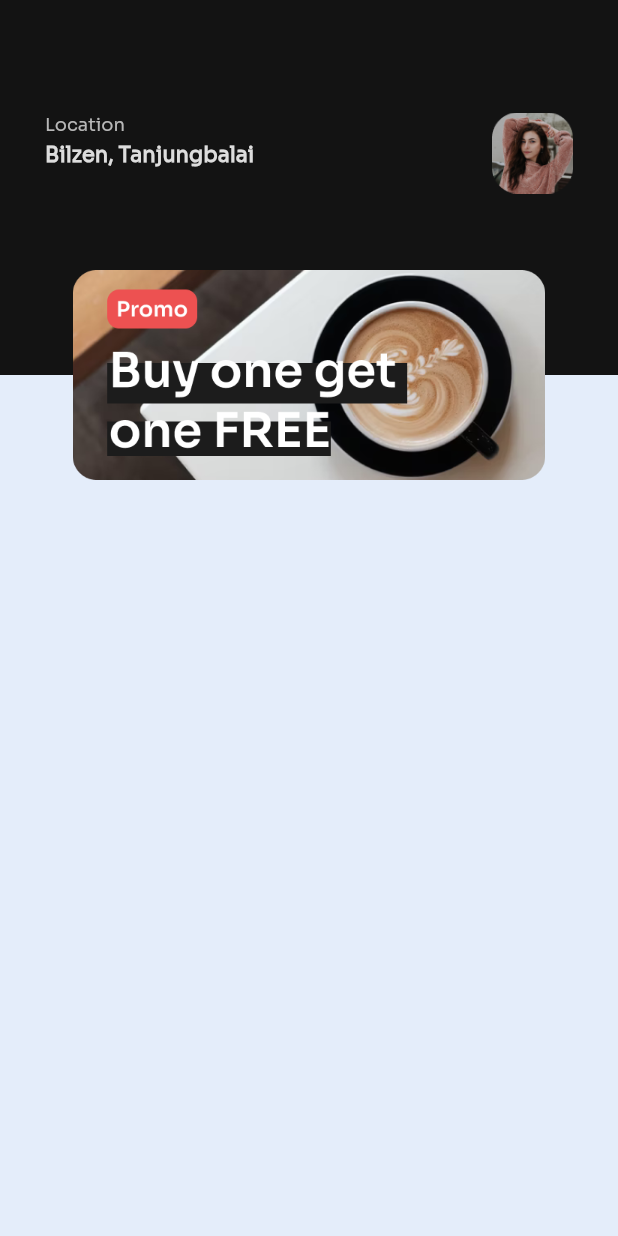
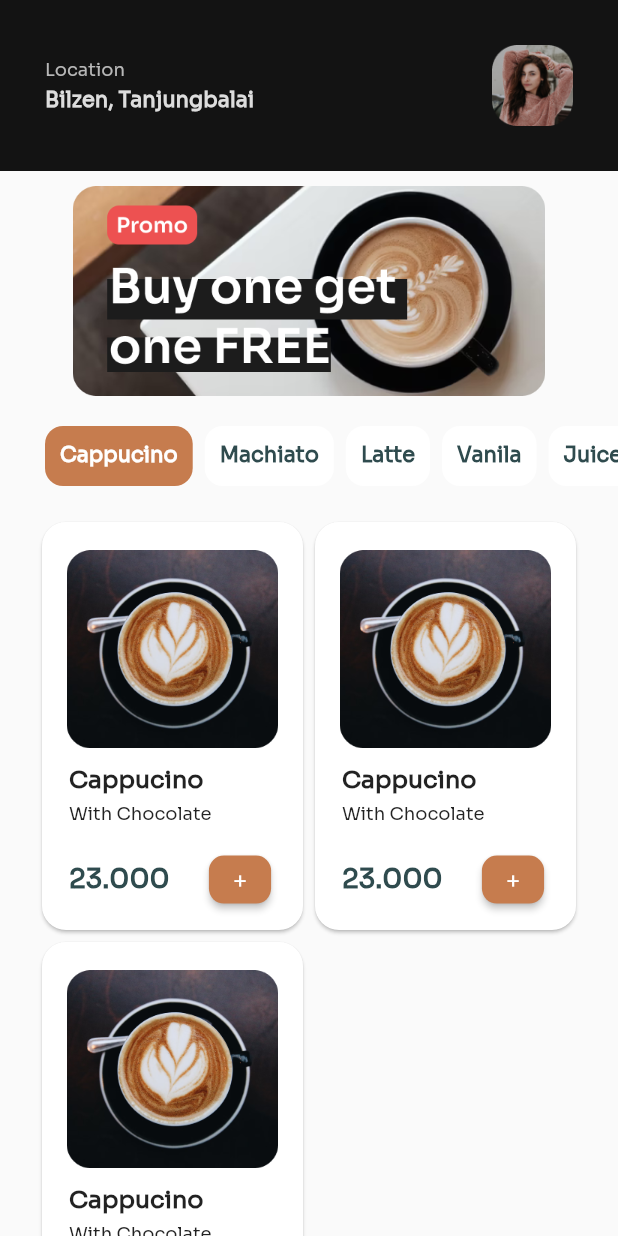
Before and after one commit to fadelmvi/coffee-shop-app, a Flutter app: the screen it shows after launch, on a phone screen of 412 x 824 dp. Run offline on Flutter 3.47's test engine with Material 2 defaults, Android fonts, the phone set to English and light mode, and no system bars.

Commit message:
add home screen

```diff
--- a/lib/main.dart
+++ b/lib/main.dart
@@ -1,3 +1,4 @@
+import 'package:coffee_shop_app/screens/home.dart';
 import 'package:flutter/material.dart';
 
 void main() => runApp(const MyApp());
@@ -13,78 +14,7 @@ class MyApp extends StatelessWidget {
       theme: ThemeData(
         fontFamily: 'Sora',
       ),
-      home: Scaffold(
-        body: Stack(
-          children: [
-            Container(
-              color: Color(0xFF131313),
-              child: Container(
-                margin:
-                    EdgeInsets.only(left: 30, right: 30, top: 75, bottom: 100),
-                child: Row(
-                  mainAxisAlignment: MainAxisAlignment.spaceBetween,
-                  children: [
-                    Column(
-                      crossAxisAlignment: CrossAxisAlignment.start,
-                      children: [
-                        Padding(
-                          padding: EdgeInsets.only(bottom: 4),
-                          child: Text(
-                            'Location',
-                            style: TextStyle(
-                              fontSize: 12,
-                              color: Color(0xFFB7B7B7),
-                            ),
-                          ),
-                        ),
-                        Text(
-                          'Bilzen, Tanjungbalai',
-                          style: TextStyle(
-                            fontSize: 14,
-                            fontWeight: FontWeight.bold,
-                            color: Color(0xFFDDDDDD),
-                          ),
-                        ),
-                      ],
-                    ),
-                    Column(
-                      children: [
-                        Image.asset(
-                          'images/profile.png',
-                          width: 54,
-                          height: 54,
-                        ),
-                      ],
-                    ),
-                  ],
-                ),
-              ),
-            ),
-            Positioned(
-              top: 250,
-              bottom: 0,
-              left: 0,
-              right: 0,
-              child: Container(
-                color: Color(0xFFE4EDFA),
-              ),
-            ),
-            Positioned(
-              top: 170,
-              left: 0,
-              right: 0,
-              child: Container(
-                margin: EdgeInsets.only(top: 10),
-                child: Image.asset(
-                  'images/promo.png',
-                  width: 315,
-                  height: 140,
-                ),
-              ),
-            ),
-          ],
-        ),
-      ),
+      home: Home(),
     );
   }
 }
--- /dev/null
+++ b/lib/models/menu.dart
@@ -0,0 +1,42 @@
+class Menu {
+  String name;
+  String caption;
+  String description;
+  String price;
+  String imageAssets;
+
+  Menu({
+    required this.name,
+    required this.caption,
+    required this.description,
+    required this.price,
+    required this.imageAssets,
+  });
+}
+
+var menuList = [
+  Menu(
+    name: 'Cappucino',
+    caption: 'With Chocolate',
+    description:
+        'A cappuccino is an approximately 150 ml (5oz) beverage, with 25 ml of espresso coffee and 85 ml of fresh milk.',
+    price: '23.000',
+    imageAssets: 'assets/images/coffee.png',
+  ),
+   Menu(
+    name: 'Cappucino',
+    caption: 'With Chocolate',
+    description:
+        'A cappuccino is an approximately 150 ml (5oz) beverage, with 25 ml of espresso coffee and 85 ml of fresh milk.',
+    price: '23.000',
+    imageAssets: 'assets/images/coffee.png',
+  ),
+   Menu(
+    name: 'Cappucino',
+    caption: 'With Chocolate',
+    description:
+        'A cappuccino is an approximately 150 ml (5oz) beverage, with 25 ml of espresso coffee and 85 ml of fresh milk.',
+    price: '23.000',
+    imageAssets: 'assets/images/coffee.png',
+  ),
+];
--- /dev/null
+++ b/lib/screens/home.dart
@@ -0,0 +1,297 @@
+import 'package:coffee_shop_app/models/menu.dart';
+import 'package:flutter/material.dart';
+
+class Home extends StatelessWidget {
+  const Home({Key? key}) : super(key: key);
+
+  @override
+  Widget build(BuildContext context) {
+    return Scaffold(
+      body: SafeArea(
+        child: SingleChildScrollView(
+          child: Column(
+            children: [
+              Container(
+                color: Color(0xFF131313),
+                child: Container(
+                  margin:
+                      EdgeInsets.only(left: 30, right: 30, top: 30, bottom: 30),
+                  child: Row(
+                    mainAxisAlignment: MainAxisAlignment.spaceBetween,
+                    children: [
+                      Column(
+                        crossAxisAlignment: CrossAxisAlignment.start,
+                        children: [
+                          Padding(
+                            padding: EdgeInsets.only(bottom: 4),
+                            child: Text(
+                              'Location',
+                              style: TextStyle(
+                                fontSize: 12,
+                                color: Color(0xFFB7B7B7),
+                              ),
+                            ),
+                          ),
+                          Text(
+                            'Bilzen, Tanjungbalai',
+                            style: TextStyle(
+                              fontSize: 14,
+                              fontWeight: FontWeight.bold,
+                              color: Color(0xFFDDDDDD),
+                            ),
+                          ),
+                        ],
+                      ),
+                      Column(
+                        children: [
+                          Image.asset(
+                            'assets/images/profile.png',
+                            width: 54,
+                            height: 54,
+                          ),
+                        ],
+                      ),
+                    ],
+                  ),
+                ),
+              ),
+              Container(
+                margin: EdgeInsets.only(top: 10),
+                child: Image.asset(
+                  'assets/images/promo.png',
+                  width: 315,
+                  height: 140,
+                ),
+              ),
+              Column(
+                children: [
+                  Container(
+                    margin: EdgeInsets.only(top: 20),
+                    height: 40,
+                    child: ListView(
+                      scrollDirection: Axis.horizontal,
+                      padding: EdgeInsets.symmetric(horizontal: 30),
+                      children: [
+                        Container(
+                          margin: EdgeInsets.only(right: 8),
+                          padding: EdgeInsets.all(10),
+                          decoration: BoxDecoration(
+                            color: Color(0xFFC67C4E),
+                            borderRadius: BorderRadius.circular(12),
+                          ),
+                          child: Text(
+                            'Cappucino',
+                            style: TextStyle(
+                              fontSize: 14,
+                              fontWeight: FontWeight.w600,
+                              color: Colors.white,
+                            ),
+                          ),
+                        ),
+                        Container(
+                          margin: EdgeInsets.only(right: 8),
+                          padding: EdgeInsets.all(10),
+                          decoration: BoxDecoration(
+                            color: Colors.white,
+                            borderRadius: BorderRadius.circular(12),
+                          ),
+                          child: Text(
+                            'Machiato',
+                            style: TextStyle(
+                              fontSize: 14,
+                              fontWeight: FontWeight.w600,
+                              color: Color(0xFF2F4B4E),
+                            ),
+                          ),
+                        ),
+                        Container(
+                          margin: EdgeInsets.only(right: 8),
+                          padding: EdgeInsets.all(10),
+                          decoration: BoxDecoration(
+                            color: Colors.white,
+                            borderRadius: BorderRadius.circular(12),
+                          ),
+                          child: Text(
+                            'Latte',
+                            style: TextStyle(
+                              fontSize: 14,
+                              fontWeight: FontWeight.w600,
+                              color: Color(0xFF2F4B4E),
+                            ),
+                          ),
+                        ),
+                        Container(
+                          margin: EdgeInsets.only(right: 8),
+                          padding: EdgeInsets.all(10),
+                          decoration: BoxDecoration(
+                            color: Colors.white,
+                            borderRadius: BorderRadius.circular(12),
+                          ),
+                          child: Text(
+                            'Vanila',
+                            style: TextStyle(
+                              fontSize: 14,
+                              fontWeight: FontWeight.w600,
+                              color: Color(0xFF2F4B4E),
+                            ),
+                          ),
+                        ),
+                        Container(
+                          margin: EdgeInsets.only(right: 8),
+                          padding: EdgeInsets.all(10),
+                          decoration: BoxDecoration(
+                            color: Colors.white,
+                            borderRadius: BorderRadius.circular(12),
+                          ),
+                          child: Text(
+                            'Juice',
+                            style: TextStyle(
+                              fontSize: 14,
+                              fontWeight: FontWeight.w600,
+                              color: Color(0xFF2F4B4E),
+                            ),
+                          ),
+                        ),
+                      ],
+                    ),
+                  ),
+                  Container(
+                    margin: EdgeInsets.symmetric(horizontal: 30),
+                    // child: MenuList(),
+
+                    // child: SizedBox(
+                    //   child: GridView.count(
+                    //     crossAxisCount: 2,
+                    //     children:
+                    //   ),
+                    // ),
+                  ),
+                ],
+              ),
+              Container(
+                child: MenuList(),
+              )
+            ],
+          ),
+        ),
+      ),
+    );
+  }
+}
+
+class MenuList extends StatelessWidget {
+  const MenuList({Key? key}) : super(key: key);
+
+  @override
+  Widget build(BuildContext context) {
+    return Padding(
+      padding: EdgeInsets.only(left: 24, right: 24, top: 20, bottom: 20),
+      child: GridView.count(
+        padding: EdgeInsets.zero,
+        shrinkWrap: true,
+        physics: NeverScrollableScrollPhysics(),
+        crossAxisCount: 2,
+        childAspectRatio: 0.65,
+        children: menuList.map(
+          (menu) {
+            return InkWell(
+              // onTap: () {
+              //   Navigator.push(context, MaterialPageRoute(builder: (context) {
+              //     return MenuDetail();
+              //   }));
+              // },
+              child: Card(
+                shape: RoundedRectangleBorder(
+                  borderRadius: BorderRadius.circular(16),
+                ),
+                child: Container(
+                  padding: EdgeInsets.all(8),
+                  child: Column(
+                    children: [
+                      Expanded(
+                        flex: 3,
+                        child: Container(
+                          // height: 500,
+                          padding: EdgeInsets.all(5),
+                          child: Image.asset(
+                            menu.imageAssets,
+                            width: 141,
+                            height: 132,
+                          ),
+                        ),
+                      ),
+                      Expanded(
+                        flex: 1,
+                        child: Container(
+                          padding: EdgeInsets.symmetric(horizontal: 10),
+                          child: Column(
+                            crossAxisAlignment: CrossAxisAlignment.stretch,
+                            children: [
+                              Padding(
+                                padding: EdgeInsets.only(bottom: 5),
+                                child: Text(
+                                  menu.name,
+                                  style: TextStyle(
+                                      fontWeight: FontWeight.bold,
+                                      fontSize: 16),
+                                ),
+                              ),
+                              Text(
+                                menu.caption,
+                                style: TextStyle(
+                                  fontSize: 12,
+                                ),
+                              ),
+                            ],
+                          ),
+                        ),
+                      ),
+                      Expanded(
+                        flex: 1,
+                        child: Container(
+                          padding: EdgeInsets.symmetric(horizontal: 10),
+                          child: Row(
+                            mainAxisAlignment: MainAxisAlignment.spaceBetween,
+                            children: [
+                              Text(
+                                menu.price,
+                                style: TextStyle(
+                                    fontWeight: FontWeight.w600,
+                                    fontSize: 18,
+                                    color: Color(0xFF2F4B4E)),
+                              ),
+                              ElevatedButton(
+                                style: ButtonStyle(
+                                  backgroundColor: MaterialStateProperty.all(
+                                      Color(0xFFC67C4E)),
+                                  minimumSize: MaterialStateProperty.all(
+                                    Size(32, 32),
+                                  ),
+                                  shape: MaterialStateProperty.all<
+                                      RoundedRectangleBorder>(
+                                    RoundedRectangleBorder(
+                                      borderRadius: BorderRadius.circular(10.0),
+                                    ),
+                                  ),
+                                ),
+                                onPressed: () {},
+                                child: Text(
+                                  '+',
+                                  style: TextStyle(fontSize: 16),
+                                ),
+                              ),
+                            ],
+                          ),
+                        ),
+                      ),
+                    ],
+                  ),
+                ),
+              ),
+            );
+          },
+        ).toList(),
+      ),
+    );
+  }
+}
--- a/pubspec.yaml
+++ b/pubspec.yaml
@@ -60,7 +60,7 @@ flutter:
 
   # To add assets to your application, add an assets section, like this:
   assets:
-    - images/
+    - assets/images/
   #   - images/a_dot_ham.jpeg
 
   # An image asset can refer to one or more resolution-specific "variants", see
@@ -77,7 +77,7 @@ flutter:
   fonts:
     - family: Sora
       fonts:
-        - asset: fonts/Sora-Regular.ttf
+        - asset: assets/fonts/Sora-Regular.ttf
   #       - asset: fonts/Schyler-Italic.ttf
   #         style: italic
   #   - family: Trajan Pro
```
Also changed, not shown: assets/fonts/Sora-Regular.ttf (renamed from fonts/Sora-Regular.ttf), assets/images/coffee-2.png (added), assets/images/coffee.png (added), assets/images/profile.png (renamed from images/profile.png), assets/images/promo.png (renamed from images/promo.png).
